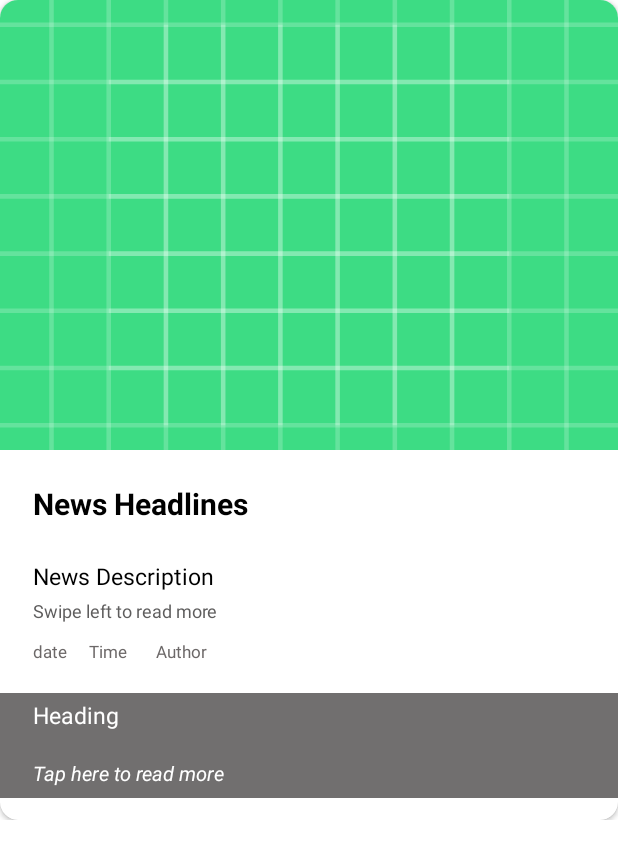
After one commit to ArbeenaKhanum/TheNewsApp, an Android app: the layout news_content_layout.xml on its own in the app's theme, with its tools: preview values and no code run, on a phone screen of 412 x 824 dp. The commit adds this screen. Shown: the top 859 px of the screen. Run offline under Robolectric (Android 15) with nearby library versions, the phone set to English and light mode, and no system bars.

Commit message:
main layout design done

```diff
--- a/TheDailyNewscast/app/src/main/res/layout/activity_main.xml
+++ b/TheDailyNewscast/app/src/main/res/layout/activity_main.xml
@@ -1,18 +1,14 @@
 <?xml version="1.0" encoding="utf-8"?>
-<androidx.constraintlayout.widget.ConstraintLayout xmlns:android="http://schemas.android.com/apk/res/android"
+<RelativeLayout xmlns:android="http://schemas.android.com/apk/res/android"
     xmlns:app="http://schemas.android.com/apk/res-auto"
     xmlns:tools="http://schemas.android.com/tools"
     android:layout_width="match_parent"
-    android:layout_height="match_parent"
-    tools:context=".MainActivity">
+    android:layout_height="wrap_content"
+    tools:context=".activities.MainActivity">
 
-    <TextView
-        android:layout_width="wrap_content"
-        android:layout_height="wrap_content"
-        android:text="Hello World!"
-        app:layout_constraintBottom_toBottomOf="parent"
-        app:layout_constraintLeft_toLeftOf="parent"
-        app:layout_constraintRight_toRightOf="parent"
-        app:layout_constraintTop_toTopOf="parent" />
+    <androidx.recyclerview.widget.RecyclerView
+        android:id="@+id/rlListOfNews"
+        android:layout_width="match_parent"
+        android:layout_height="match_parent"/>
 
-</androidx.constraintlayout.widget.ConstraintLayout>
+</RelativeLayout>
--- /dev/null
+++ b/TheDailyNewscast/app/src/main/res/layout/news_content_layout.xml
@@ -0,0 +1,158 @@
+<?xml version="1.0" encoding="utf-8"?>
+<ScrollView xmlns:android="http://schemas.android.com/apk/res/android"
+    xmlns:app="http://schemas.android.com/apk/res-auto"
+    android:layout_width="match_parent"
+    android:layout_height="wrap_content">
+
+    <androidx.cardview.widget.CardView
+        android:id="@+id/cvNewsDetails"
+        android:layout_width="match_parent"
+        android:layout_height="wrap_content"
+        android:layout_gravity="center"
+        app:cardCornerRadius="12dp">
+
+        <RelativeLayout
+            android:layout_width="match_parent"
+            android:layout_height="match_parent">
+
+            <LinearLayout
+                android:id="@+id/llNewsInfo"
+                android:layout_width="match_parent"
+                android:layout_height="wrap_content"
+                android:orientation="vertical">
+
+                <ImageView
+                    android:id="@+id/ivNewsImg"
+                    android:layout_width="match_parent"
+                    android:layout_height="300dp"
+                    android:scaleType="centerCrop"
+                    android:src="@drawable/ic_launcher_background" />
+
+                <TextView
+                    android:id="@+id/tvNewsHeadlines"
+                    android:layout_width="wrap_content"
+                    android:layout_height="wrap_content"
+                    android:layout_margin="20dp"
+                    android:padding="2dp"
+                    android:text="News Headlines"
+                    android:textColor="@color/black"
+                    android:textSize="20sp"
+                    android:textStyle="bold" />
+
+                <TextView
+                    android:id="@+id/tvNewsDesc"
+                    android:layout_width="wrap_content"
+                    android:layout_height="wrap_content"
+                    android:layout_marginLeft="20dp"
+                    android:layout_marginRight="20dp"
+                    android:padding="2dp"
+                    android:text="News Description"
+                    android:textColor="@color/black"
+                    android:textSize="15sp" />
+
+                <TextView
+                    android:id="@+id/tvSwipeText"
+                    android:layout_width="match_parent"
+                    android:layout_height="wrap_content"
+                    android:layout_marginLeft="20dp"
+                    android:layout_marginRight="20dp"
+                    android:padding="2dp"
+                    android:text="Swipe left to read more"
+                    android:textColor="#5E5D5D"
+                    android:textSize="12sp" />
+
+                <LinearLayout
+                    android:layout_width="match_parent"
+                    android:layout_height="wrap_content"
+                    android:layout_marginTop="5dp"
+                    android:orientation="horizontal">
+
+                <TextView
+                    android:id="@+id/tvDate"
+                    android:layout_width="wrap_content"
+                    android:layout_height="wrap_content"
+                    android:layout_marginTop="2dp"
+                    android:layout_marginStart="20dp"
+                    android:layout_marginEnd="5dp"
+                    android:layout_marginBottom="10dp"
+                    android:padding="2dp"
+                    android:text="date"
+                    android:textColor="#6C6868"
+                    android:textSize="11sp" />
+
+                    <TextView
+                        android:id="@+id/tvTime"
+                        android:layout_width="wrap_content"
+                        android:layout_height="wrap_content"
+                        android:layout_marginStart="5dp"
+                        android:layout_marginTop="2dp"
+                        android:layout_marginEnd="10dp"
+                        android:layout_marginBottom="10dp"
+                        android:padding="2dp"
+                        android:text="Time"
+                        android:textColor="#6C6868"
+                        android:textSize="11sp" />
+
+                    <TextView
+                        android:id="@+id/tvAuthor"
+                        android:layout_width="wrap_content"
+                        android:layout_height="wrap_content"
+                        android:layout_marginStart="5dp"
+                        android:layout_marginTop="2dp"
+                        android:layout_marginEnd="10dp"
+                        android:layout_marginBottom="10dp"
+                        android:padding="2dp"
+                        android:text="Author"
+                        android:textColor="#6C6868"
+                        android:textSize="11sp" />
+
+                </LinearLayout>
+
+            </LinearLayout>
+
+            <ImageView
+                android:layout_width="match_parent"
+                android:layout_height="70dp"
+                android:layout_below="@id/llNewsInfo"
+                android:layout_gravity="bottom"
+                android:layout_marginTop="8dp"
+                android:background="#716F6F"
+                android:padding="12dp"
+                android:scaleType="centerCrop" />
+
+            <TextView
+                android:id="@+id/tvHeading"
+                android:layout_width="match_parent"
+                android:layout_height="wrap_content"
+                android:layout_below="@id/llNewsInfo"
+                android:layout_marginLeft="20dp"
+                android:layout_marginTop="10dp"
+                android:gravity="bottom"
+                android:layout_marginBottom="35dp"
+                android:layout_marginRight="20dp"
+                android:padding="2dp"
+                android:text="Heading"
+                android:textColor="@color/white"
+                android:textSize="15sp" />
+
+            <TextView
+                android:id="@+id/tvReadMore"
+                android:layout_width="match_parent"
+                android:layout_height="wrap_content"
+                android:layout_below="@id/llNewsInfo"
+                android:layout_marginLeft="20dp"
+                android:layout_marginTop="50dp"
+                android:layout_marginRight="20dp"
+                android:layout_marginBottom="20dp"
+                android:padding="2dp"
+                android:gravity="bottom"
+                android:textStyle="italic"
+                android:text="Tap here to read more"
+                android:textColor="@color/white"
+                android:textSize="13sp" />
+
+        </RelativeLayout>
+
+    </androidx.cardview.widget.CardView>
+
+</ScrollView>
```
